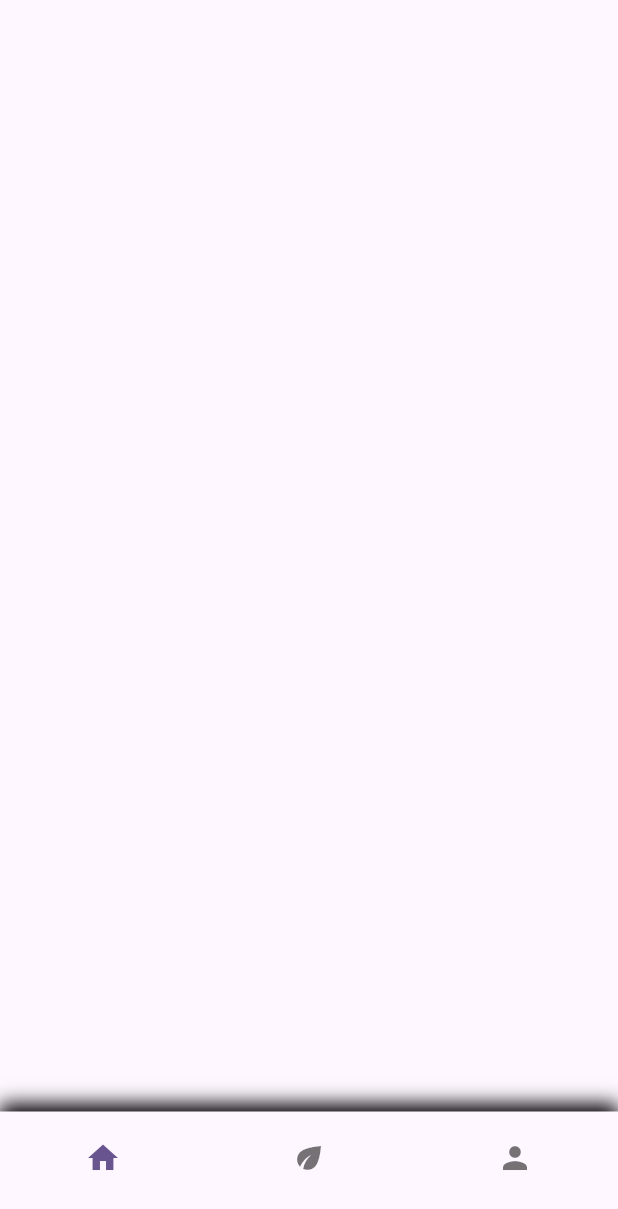
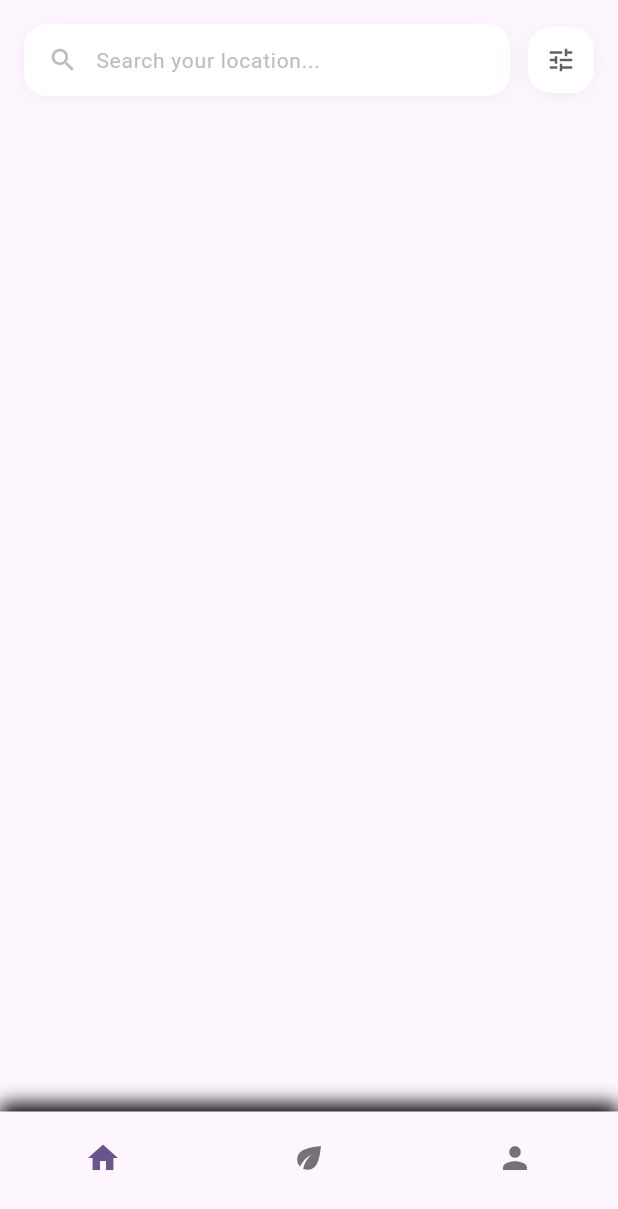
Before and after one commit to bouabre225/App-Nature, a Flutter app: the screen it shows after launch, on a phone screen of 412 x 824 dp. Shown: the top 1209 px of the screen. Run offline on Flutter 3.47's test engine with Material 3 defaults, Android fonts, the light colour scheme and no system bars.

Commit message:
Feat: implementation de la barre de recherche

```diff
--- a/lib/screens/home_screen.dart
+++ b/lib/screens/home_screen.dart
@@ -5,6 +5,74 @@ class HomeScreen extends StatelessWidget{
 
   @override
   Widget build(BuildContext context) {
-   return Scaffold();
+   return Scaffold(
+     body: SafeArea(
+       child: SingleChildScrollView(
+         child: Padding(
+           padding: const EdgeInsets.all(16.0),
+           child: Column(
+               crossAxisAlignment: CrossAxisAlignment.start,
+               children: [
+           //Search Bar
+           Row(
+           children: [
+           Expanded(
+           child: Container(
+           padding: const EdgeInsets.symmetric(horizontal: 16),
+           decoration: BoxDecoration(
+             color: Colors.white,
+             borderRadius: BorderRadius.circular(15),
+             boxShadow: [
+               BoxShadow(
+                 color: Colors.black.withOpacity(0.05),
+                 blurRadius: 10,
+                 offset: const Offset(0, 2),
+               ),
+             ],
+           ),
+           child: Row(
+             children: [
+               Icon(Icons.search, color: Colors.grey[400], size: 20),
+               const SizedBox(width: 12),
+               Expanded(
+                 child: TextField(
+                   decoration: InputDecoration(
+                     hintText: 'Search your location...',
+                     hintStyle: TextStyle(
+                       color: Colors.grey[400],
+                       fontSize: 14,
+                     ),
+                     border: InputBorder.none,
+                   ),
+                 ),
+               ),
+             ],
+           ),
+         ),
+       ),
+       const SizedBox(width: 12),
+       Container(
+         padding: const EdgeInsets.all(12),
+         decoration: BoxDecoration(
+           color: Colors.white,
+           borderRadius: BorderRadius.circular(15),
+           boxShadow: [
+             BoxShadow(
+               color: Colors.black.withOpacity(0.05),
+               blurRadius: 10,
+               offset: const Offset(0, 2),
+             ),
+           ],
+         ),
+         child: Icon(
+           Icons.tune,
+           color: Colors.grey[700],
+           size: 20,
+         ),
+       ),
+       ],
+     )]
+    ))))
+   );
   }
 }
```
